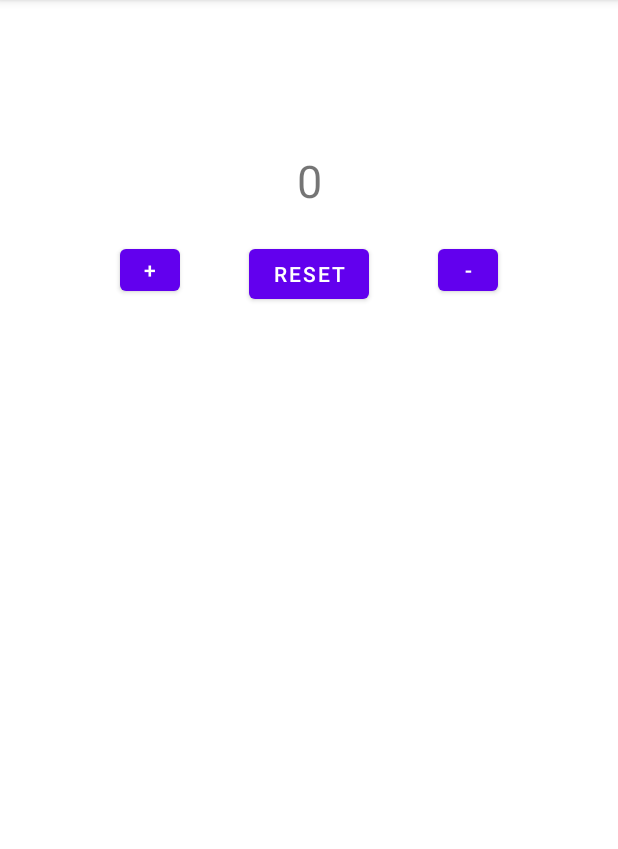
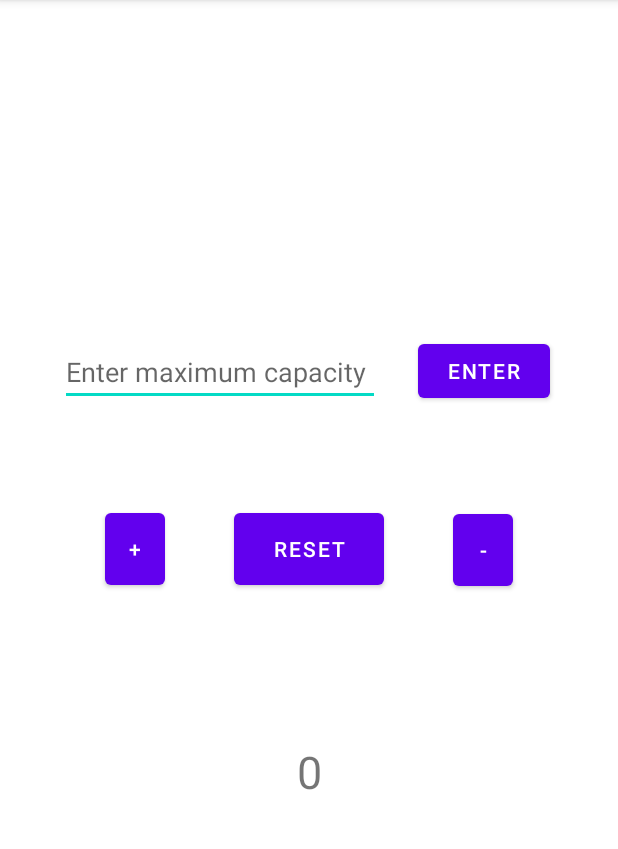
Before and after one commit to kurosh97/CounterAppKotlin, an Android app: the screen it shows after launch (MainActivity), on a phone screen of 412 x 824 dp, the part 84-933 px from its top. Run offline under Robolectric (Android 15) with nearby library versions, the phone set to English and light mode, and no system bars.

Commit message:
Maximum capacity featur added

```diff
--- a/app/src/main/java/com/example/helloworld/MainActivity.kt
+++ b/app/src/main/java/com/example/helloworld/MainActivity.kt
@@ -3,6 +3,7 @@ package com.example.helloworld
 import androidx.appcompat.app.AppCompatActivity
 import android.os.Bundle
 import android.widget.Button
+import android.widget.EditText
 import android.widget.TextView
 import android.widget.Toast
 
@@ -11,29 +12,45 @@ class MainActivity : AppCompatActivity() {
         super.onCreate(savedInstanceState)
         setContentView(R.layout.activity_main)
 
-        val addBtn = findViewById(R.id.addBtn) as Button
-        val resetBtn = findViewById(R.id.resetBtn) as Button
-        val minusBtn = findViewById(R.id.resetBtn) as Button
+        val myTextView = findViewById<TextView>(R.id.textView)
 
-        val myTextView = findViewById(R.id.textView) as TextView
+        val addBtn = findViewById<Button>(R.id.addBtn)
+        val resetBtn = findViewById<Button>(R.id.resetBtn)
+        val minusBtn = findViewById<Button>(R.id.minusBtn)
+        val enterBtn = findViewById<Button>(R.id.enterBtn)
+
         var timesClicked = 0
+        var maxValue = 0
 
-        addBtn.setOnClickListener {
-            timesClicked++
-            myTextView.text = timesClicked.toString()
-            Toast.makeText(this@MainActivity, "1+", Toast.LENGTH_SHORT).show()
+        val maximumEnteryEditView = findViewById<EditText>(R.id.maximumEntryED)
 
+        enterBtn.setOnClickListener {
+            maxValue = maximumEnteryEditView.text.toString().toInt()
         }
 
 
-        resetBtn.setOnClickListener{
+        addBtn.setOnClickListener {
+          if (timesClicked < maxValue) {
+              timesClicked++
+              myTextView.text = timesClicked.toString()
+              Toast.makeText(this@MainActivity, "1+", Toast.LENGTH_SHORT).show()
+          }else if (timesClicked >= maxValue){
+              timesClicked = maxValue
+              Toast.makeText(this@MainActivity, "Maximum capacity reached!!!", Toast.LENGTH_LONG).show()
+          }
+          }
+
+
+        resetBtn.setOnClickListener {
             timesClicked = 0
             myTextView.text = timesClicked.toString()
             Toast.makeText(this@MainActivity, "Reset", Toast.LENGTH_SHORT).show()
         }
 
         minusBtn.setOnClickListener {
-            timesClicked -= 1
+            if (timesClicked > 0) {
+                timesClicked -= 1
+            }
             myTextView.text = timesClicked.toString()
             Toast.makeText(this@MainActivity, "-1", Toast.LENGTH_SHORT).show()
         }
--- a/app/src/main/res/layout/activity_main.xml
+++ b/app/src/main/res/layout/activity_main.xml
@@ -8,50 +8,83 @@
 
     <TextView
         android:id="@+id/textView"
-        android:layout_width="80dp"
-        android:layout_height="40dp"
-        android:layout_marginTop="100dp"
+        android:layout_width="100dp"
+        android:layout_height="60dp"
+        android:layout_marginStart="155dp"
+        android:layout_marginLeft="155dp"
+        android:layout_marginTop="70dp"
+        android:layout_marginEnd="155dp"
+        android:layout_marginRight="155dp"
+        android:layout_marginBottom="205dp"
+        android:gravity="center"
         android:text="0"
-        android:gravity="center"
         android:textSize="30sp"
-        app:layout_constraintLeft_toLeftOf="parent"
-        app:layout_constraintRight_toRightOf="parent"
-        app:layout_constraintTop_toTopOf="parent" />
+        app:layout_constraintBottom_toBottomOf="parent"
+        app:layout_constraintEnd_toEndOf="parent"
+        app:layout_constraintStart_toStartOf="parent"
+        app:layout_constraintTop_toBottomOf="@+id/resetBtn" />
 
     <Button
         android:id="@+id/addBtn"
         android:layout_width="40dp"
-        android:layout_height="40dp"
-        android:layout_marginStart="80dp"
-        android:layout_marginLeft="80dp"
-        android:layout_marginTop="160dp"
+        android:layout_height="60dp"
+        android:layout_marginStart="70dp"
+        android:layout_marginLeft="70dp"
+        android:layout_marginTop="65dp"
         android:text="+"
+        app:layout_constraintStart_toStartOf="parent"
+        app:layout_constraintTop_toBottomOf="@+id/maximumEntryED" />
+
+    <Button
+        android:id="@+id/resetBtn"
+        android:layout_width="100dp"
+        android:layout_height="60dp"
+        android:layout_marginStart="46dp"
+        android:layout_marginLeft="46dp"
+        android:layout_marginTop="65dp"
+        android:text="Reset"
+        app:layout_constraintStart_toEndOf="@+id/addBtn"
+        app:layout_constraintTop_toBottomOf="@+id/maximumEntryED" />
+
+    <Button
+        android:id="@+id/minusBtn"
+        android:layout_width="40dp"
+        android:layout_height="60dp"
+        android:layout_marginStart="45dp"
+        android:layout_marginLeft="45dp"
+        android:layout_marginTop="65dp"
+        android:layout_marginEnd="70dp"
+        android:layout_marginRight="70dp"
+        android:text="-"
+        app:layout_constraintEnd_toEndOf="parent"
+        app:layout_constraintStart_toEndOf="@+id/resetBtn"
+        app:layout_constraintTop_toBottomOf="@+id/enterBtn" />
+
+    <EditText
+        android:id="@+id/maximumEntryED"
+        android:layout_width="wrap_content"
+        android:layout_height="wrap_content"
+        android:layout_marginStart="40dp"
+        android:layout_marginLeft="40dp"
+        android:layout_marginTop="225dp"
+        android:ems="10"
+        android:hint="Enter maximum capacity"
+        android:inputType="number"
         app:layout_constraintStart_toStartOf="parent"
         app:layout_constraintTop_toTopOf="parent" />
 
     <Button
-        android:id="@+id/resetBtn"
-        android:layout_width="80dp"
-        android:layout_height="45dp"
-        android:layout_marginStart="43dp"
-        android:layout_marginLeft="43dp"
-        android:layout_marginTop="20dp"
-        android:layout_marginEnd="43dp"
-        android:layout_marginRight="43dp"
-        android:text="Reset"
-        app:layout_constraintEnd_toStartOf="@+id/minusBtn"
-        app:layout_constraintStart_toEndOf="@+id/addBtn"
-        app:layout_constraintTop_toBottomOf="@+id/textView" />
-
-    <Button
-        android:id="@+id/minusBtn"
-        android:layout_width="40dp"
-        android:layout_height="40dp"
-        android:layout_marginTop="160dp"
-        android:layout_marginEnd="80dp"
-        android:layout_marginRight="80dp"
-        android:text="-"
+        android:id="@+id/enterBtn"
+        android:layout_width="wrap_content"
+        android:layout_height="wrap_content"
+        android:layout_marginStart="20dp"
+        android:layout_marginLeft="20dp"
+        android:layout_marginTop="223dp"
+        android:layout_marginEnd="40dp"
+        android:layout_marginRight="40dp"
+        android:text="Enter"
         app:layout_constraintEnd_toEndOf="parent"
+        app:layout_constraintStart_toEndOf="@+id/maximumEntryED"
         app:layout_constraintTop_toTopOf="parent" />
 
 </androidx.constraintlayout.widget.ConstraintLayout>
```
